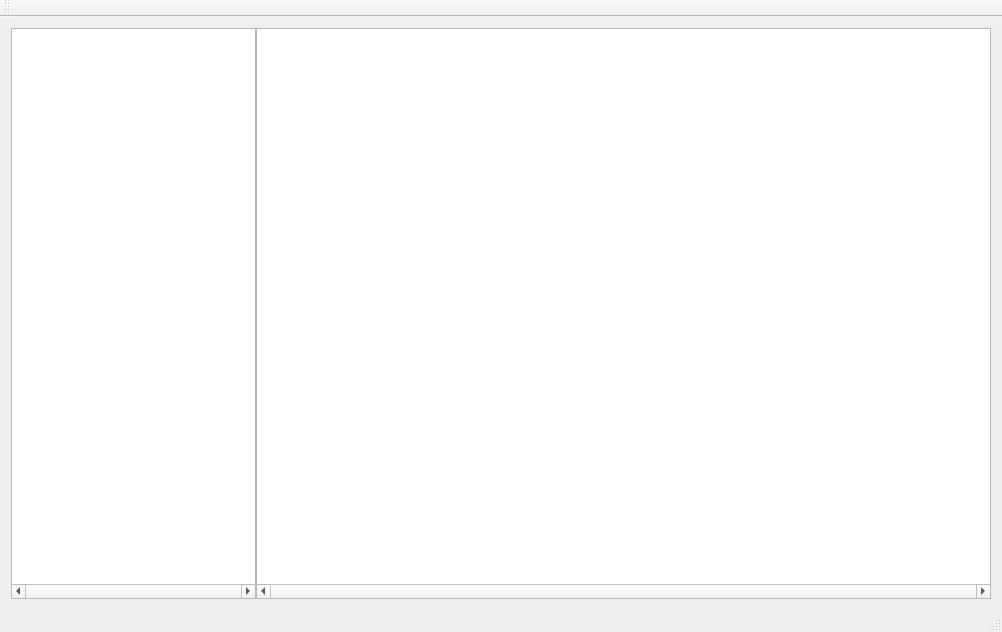
This is cmainwindow.ui in birkeh/qtSeries as Qt 5 draws it before an edit. The edited form follows.
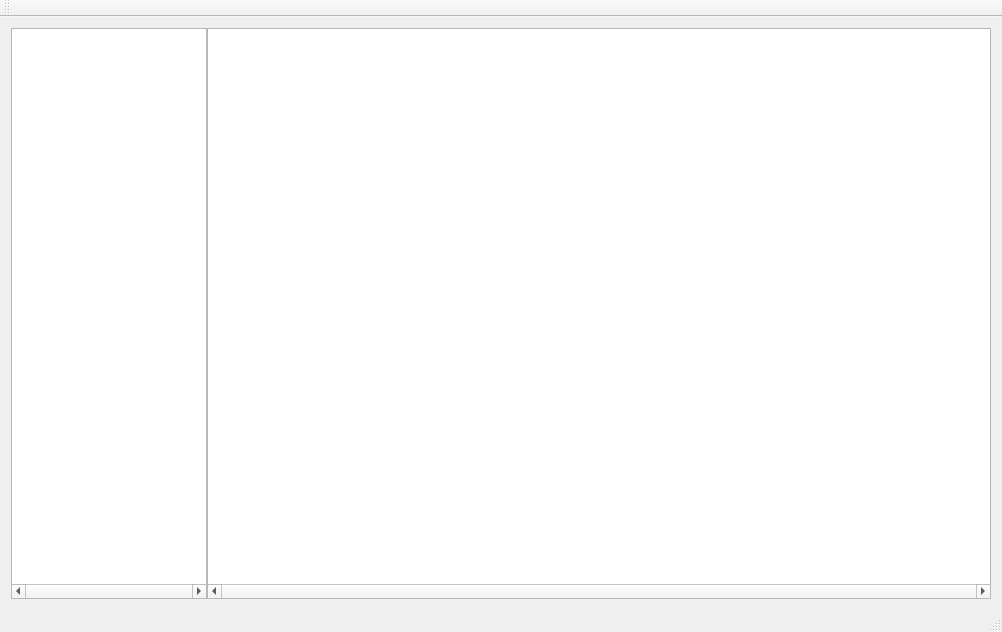
This is the edited form.

The edit to the form file:
```diff
--- a/cmainwindow.ui
+++ b/cmainwindow.ui
@@ -58,22 +58,25 @@
         <bool>true</bool>
        </property>
        <attribute name="headerMinimumSectionSize">
-        <number>10</number>
+        <number>37</number>
        </attribute>
        <attribute name="headerStretchLastSection">
-        <bool>true</bool>
+        <bool>false</bool>
        </attribute>
       </widget>
       <widget class="QTreeView" name="m_lpSeriesList2">
        <property name="sizePolicy">
         <sizepolicy hsizetype="Expanding" vsizetype="Expanding">
-         <horstretch>3</horstretch>
+         <horstretch>4</horstretch>
          <verstretch>0</verstretch>
         </sizepolicy>
        </property>
        <property name="contextMenuPolicy">
         <enum>Qt::CustomContextMenu</enum>
        </property>
+       <property name="verticalScrollBarPolicy">
+        <enum>Qt::ScrollBarAsNeeded</enum>
+       </property>
        <property name="horizontalScrollBarPolicy">
         <enum>Qt::ScrollBarAlwaysOn</enum>
        </property>
@@ -86,6 +89,9 @@
        <property name="selectionMode">
         <enum>QAbstractItemView::ExtendedSelection</enum>
        </property>
+       <property name="rootIsDecorated">
+        <bool>false</bool>
+       </property>
        <property name="allColumnsShowFocus">
         <bool>true</bool>
        </property>
```
